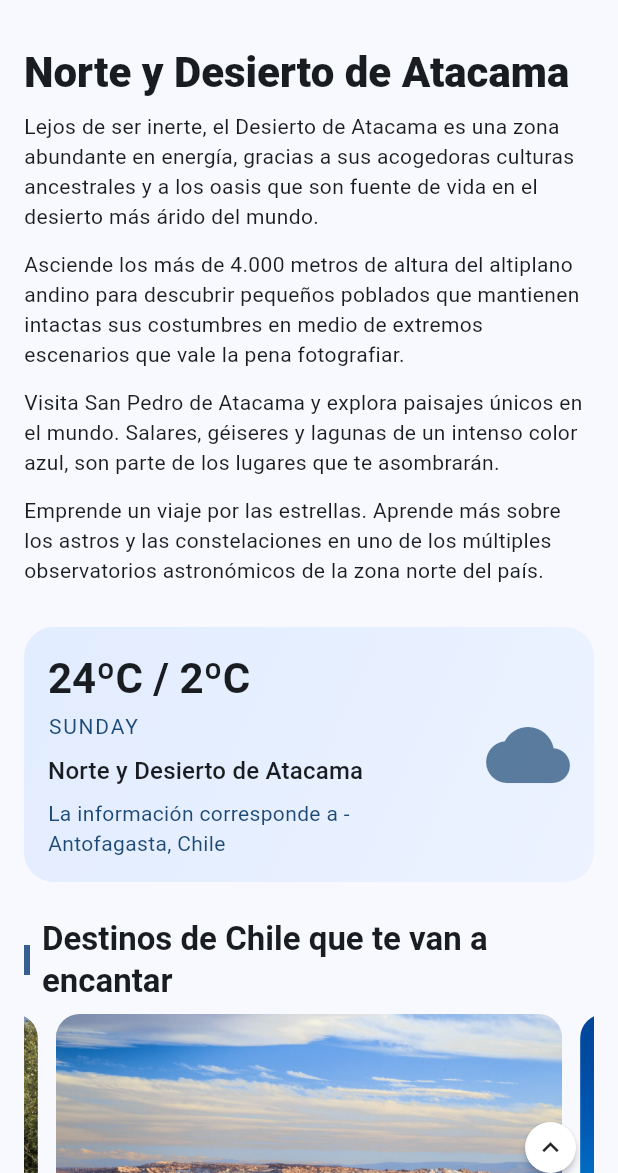
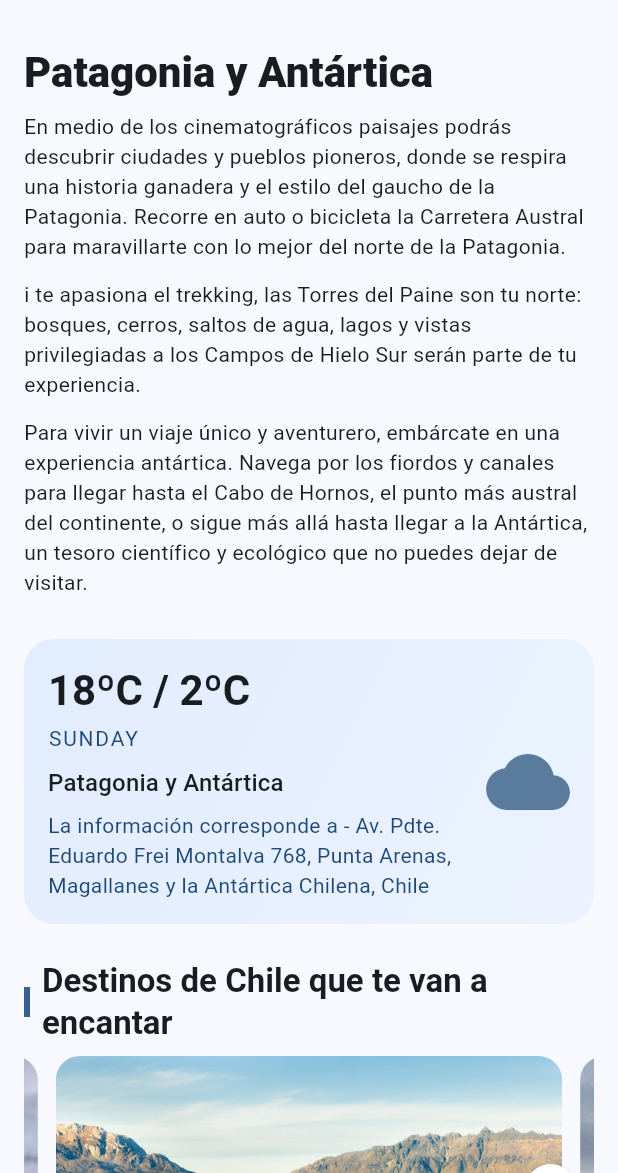
Before and after one commit to Polylla/travel-app-umayor, a Flutter app: the screen it shows after launch, on a phone screen of 412 x 824 dp, the part 63-1236 px from its top. Run offline on Flutter 3.47's test engine with Material 3 defaults, Android fonts, the phone set to English and light mode, and no system bars.

Commit message:
finalice Patagonia

```diff
--- a/lib/data/macrozona_data.dart
+++ b/lib/data/macrozona_data.dart
@@ -4,102 +4,103 @@ import 'package:travel_app_umayor/models/lugar.dart';
 import 'package:travel_app_umayor/models/macrozona.dart';
 import 'package:travel_app_umayor/models/parrafo.dart';
 
-const kAtacamaParrafos = [
+const kPatagoniaParrafos = [
   Parrafo(
     texto:
-        "Lejos de ser inerte, el Desierto de Atacama es una zona abundante en energía, gracias a sus acogedoras culturas ancestrales y a los oasis que son fuente de vida en el desierto más árido del mundo.",
+        "En medio de los cinematográficos paisajes podrás descubrir ciudades y pueblos pioneros, donde se respira una historia ganadera y el estilo del gaucho de la Patagonia. Recorre en auto o bicicleta la Carretera Austral para maravillarte con lo mejor del norte de la Patagonia.",
   ),
   Parrafo(
     texto:
-        "Asciende los más de 4.000 metros de altura del altiplano andino para descubrir pequeños poblados que mantienen intactas sus costumbres en medio de extremos escenarios que vale la pena fotografiar.",
+        "i te apasiona el trekking, las Torres del Paine son tu norte: bosques, cerros, saltos de agua, lagos y vistas privilegiadas a los Campos de Hielo Sur serán parte de tu experiencia.",
   ),
   Parrafo(
     texto:
-        "Visita San Pedro de Atacama y explora paisajes únicos en el mundo. Salares, géiseres y lagunas de un intenso color azul, son parte de los lugares que te asombrarán.",
-  ),
-  Parrafo(
-    texto:
-        "Emprende un viaje por las estrellas. Aprende más sobre los astros y las constelaciones en uno de los múltiples observatorios astronómicos de la zona norte del país.",
+        "Para vivir un viaje único y aventurero, embárcate en una experiencia antártica. Navega por los fiordos y canales para llegar hasta el Cabo de Hornos, el punto más austral del continente, o sigue más allá hasta llegar a la Antártica, un tesoro científico y ecológico que no puedes dejar de visitar.",
   ),
 ];
 
-const kAtacamaLugares = [
-  Lugar(destino: "Valle del Huasco", imagen: "assets/images/atacama_1.jpg"),
-  Lugar(destino: "San Pedro de Atacama", imagen: "assets/images/atacama_2.jpg"),
-  Lugar(destino: "La Serena y Coquimbo", imagen: "assets/images/atacama_3.jpg"),
+const kPatagoniaLugares = [
+  Lugar(destino: "Antártica Chilena", imagen: "assets/images/patagonia_1.jpg"),
+  Lugar(destino: "Lago General Carrera", imagen: "assets/images/patagonia_2.jpg"),
+  Lugar(destino: "Tierra del Fuego", imagen: "assets/images/patagonia_3.jpg"),
+  Lugar(destino: "Torres del Paine", imagen: "assets/images/patagonia_4.jpg"),
+  Lugar(destino: "Puerto Natales", imagen: "assets/images/patagonia_5.jpg"),
+  Lugar(destino: "Punta Arenas", imagen: "assets/images/patagonia_6.jpg"),
+  Lugar(destino: "Coyhaique y Puerto Aysén", imagen: "assets/images/patagonia_7.jpg"),
+  Lugar(destino: "Carretera Austral", imagen: "assets/images/patagonia_8.jpg"),
 ];
 
-const kAtacamaExperiencias = [
+const kPatagoniaExperiencias = [
   Experiencia(
     titiulo: 'Turismo indígena',
     descripcion: Parrafo(
       texto:
-          'Aprende de las tradiciones atacameñas en visitas guiadas responsables.',
+          '¡Ven a compartir y convivir con los pueblos originarios y sus tradiciones!',
     ),
   ),
   Experiencia(
     titiulo: 'Vida urbana',
     descripcion: Parrafo(
-      texto: 'Descubre mercados locales, artesanía y gastronomía en San Pedro.',
-    ),
-  ),
-  Experiencia(
-    titiulo: 'Playas',
-    descripcion: Parrafo(
-      texto: 'Explora caletas del norte chico en tu ruta hacia el desierto.',
+      texto: 'Ajetreada vida nocturna, modernos centros comerciales, productos textiles y gastronómicos típicos de Chile y mucho más.',
     ),
   ),
   Experiencia(
     titiulo: 'Termas y bienestar',
     descripcion: Parrafo(
-      texto: 'Relájate en termas naturales después de una jornada de trekking.',
+      texto: '¿Te imaginas sumergido en calientes aguas termales mientras la lluvia cae sobre los frondosos bosques a tu alrededor?',
+    ),
+  ),
+  Experiencia(
+    titiulo: 'Cruceros y navegaciones',
+    descripcion: Parrafo(
+      texto: '¿Buscas vivir una experiencia única, rodeado de paisajes escénicos y con las comodidades propias de un rey?',
     ),
   ),
   Experiencia(
     titiulo: 'Astroturismo',
     descripcion: Parrafo(
-      texto: 'Cielos prístinos ideales para tours astronómicos y fotografía.',
+      texto: '¡Vive un viaje a las estrellas en Chile!',
     ),
   ),
   Experiencia(
     titiulo: 'Cultura',
     descripcion: Parrafo(
-      texto: 'Sitios arqueológicos y museos con valioso patrimonio.',
+      texto: '¡Ven a compartir y convivir con los pueblos originarios y sus tradiciones!',
     ),
   ),
   Experiencia(
     titiulo: 'Vinos y Gastronomía',
     descripcion: Parrafo(
-      texto: 'Sabores locales con productos del altiplano y del mar.',
+      texto: 'Una combinación de exquisitos productos del mar y gran variedad de alimentos provenientes de la tierra…',
     ),
   ),
   Experiencia(
     titiulo: 'Aventura y deporte',
     descripcion: Parrafo(
-      texto: 'Dunas, senderos y rutas de altura para viajeros experimentados.',
+      texto: 'Si te gusta sentir la adrenalina, no hay duda ¡Chile es para ti!',
     ),
   ),
   Experiencia(
     titiulo: 'Naturaleza',
     descripcion: Parrafo(
-      texto: 'Flamencos, vicuñas y bofedales en ecosistemas únicos.',
+      texto: 'Hay pocos lugares en el mundo donde puedes disfrutar vistas tan diversas como en Chile…',
     ),
   ),
 ];
 
-const kAtacamaClima = Clima(
-  maxima: 24,
+const kPatagoniaClima = Clima(
+  maxima: 18,
   minima: 2,
   dia: 'SUNDAY',
-  nombre_lugar: 'Norte y Desierto de Atacama',
-  parrafo: Parrafo(texto: 'La información corresponde a - Antofagasta, Chile'),
+  nombre_lugar: 'Patagonia y Antártica',
+  parrafo: Parrafo(texto: 'La información corresponde a - Av. Pdte. Eduardo Frei Montalva 768, Punta Arenas, Magallanes y la Antártica Chilena, Chile'),
 );
 
-const kAtacamaMacrozone = Macrozone(
-  id: 'atacama',
-  nombre_lugar: 'Norte y Desierto de Atacama',
-  ruta: '/atacama',
-  parrafos: kAtacamaParrafos,
-  lugar: kAtacamaLugares,
-  experiencias: kAtacamaExperiencias,
+const kPatagoniaMacrozone = Macrozone(
+  id: 'Patagonia y Antártica',
+  nombre_lugar: 'Patagonia y Antártica',
+  ruta: '/Patagonia',
+  parrafos: kPatagoniaParrafos,
+  lugar: kPatagoniaLugares,
+  experiencias: kPatagoniaExperiencias,
 );
--- a/lib/main.dart
+++ b/lib/main.dart
@@ -1,5 +1,5 @@
 import 'package:flutter/material.dart';
-import 'package:travel_app_umayor/pages/macrozone_atacama_page.dart';
+import 'package:travel_app_umayor/pages/macrozone_patagonia_page.dart';
 
 void main() {
   runApp(const MyApp());
--- a/lib/pages/macrozone_atacama_page.dart
+++ b/lib/pages/macrozone_patagonia_page.dart
@@ -14,7 +14,7 @@ class MacrozoneAtacamaPage extends StatelessWidget {
       drawer: HamburgerMenu(
         onNavigateMacrozone: (ruta) {
           Navigator.pop(context); // cierra drawer
-          if (ruta != kAtacamaMacrozone.ruta) {
+          if (ruta != kPatagoniaMacrozone.ruta) {
             // Aquí navegas a las otras macrozonas si tienes páginas listas
             // Navigator.pushNamed(context, ruta);
           }
@@ -40,13 +40,13 @@ class MacrozoneAtacamaPage extends StatelessWidget {
                 crossAxisAlignment: CrossAxisAlignment.start,
                 children: [
                   Text(
-                    kAtacamaMacrozone.nombre_lugar,
+                    kPatagoniaMacrozone.nombre_lugar,
                     style: Theme.of(context).textTheme.headlineMedium!.copyWith(
                       fontWeight: FontWeight.w800,
                     ),
                   ),
                   const SizedBox(height: 8),
-                  ...kAtacamaMacrozone.parrafos
+                  ...kPatagoniaMacrozone.parrafos
                       .map(
                         (p) => Padding(
                           padding: const EdgeInsets.only(bottom: 12),
@@ -62,7 +62,7 @@ class MacrozoneAtacamaPage extends StatelessWidget {
           //Card Clima
           SliverPadding(
             padding: const EdgeInsets.symmetric(horizontal: 16, vertical: 8),
-            sliver: SliverToBoxAdapter(child: ClimaCard(clima: kAtacamaClima)),
+            sliver: SliverToBoxAdapter(child: ClimaCard(clima: kPatagoniaClima)),
           ),
 
           // Sección: Destinos que te van a encantar (Carrusel)
@@ -94,7 +94,7 @@ class MacrozoneAtacamaPage extends StatelessWidget {
                   ),
                   const SizedBox(height: 8),
                   ImageCarousel(
-                    images: kAtacamaMacrozone.lugar
+                    images: kPatagoniaMacrozone.lugar
                         .map((e) => e.imagen)
                         .toList(),
                   ),
@@ -110,10 +110,10 @@ class MacrozoneAtacamaPage extends StatelessWidget {
               child: ListView.separated(
                 padding: const EdgeInsets.symmetric(horizontal: 12),
                 scrollDirection: Axis.horizontal,
-                itemCount: kAtacamaMacrozone.lugar.length,
+                itemCount: kPatagoniaMacrozone.lugar.length,
                 separatorBuilder: (_, __) => const SizedBox(width: 8),
                 itemBuilder: (_, i) =>
-                    _LugarChip(item: kAtacamaMacrozone.lugar[i]),
+                    _LugarChip(item: kPatagoniaMacrozone.lugar[i]),
               ),
             ),
           ),
@@ -147,7 +147,7 @@ class MacrozoneAtacamaPage extends StatelessWidget {
                     ],
                   ),
                   const SizedBox(height: 8),
-                  ...kAtacamaMacrozone.experiencias.map(
+                  ...kPatagoniaMacrozone.experiencias.map(
                     (e) => Card(
                       elevation: 0,
                       child: ExpansionTile(
```
Also changed, not shown: assets/images/atacama_1.jpg (deleted), assets/images/atacama_2.jpg (deleted), assets/images/atacama_3.jpg (deleted), assets/images/patagonia_1.jpg (added), assets/images/patagonia_2.jpg (added), assets/images/patagonia_3.jpg (added), assets/images/patagonia_4.jpg (added), assets/images/patagonia_5.jpg (added), assets/images/patagonia_6.jpg (added), assets/images/patagonia_7.jpg (added), assets/images/patagonia_8.jpg (added).
